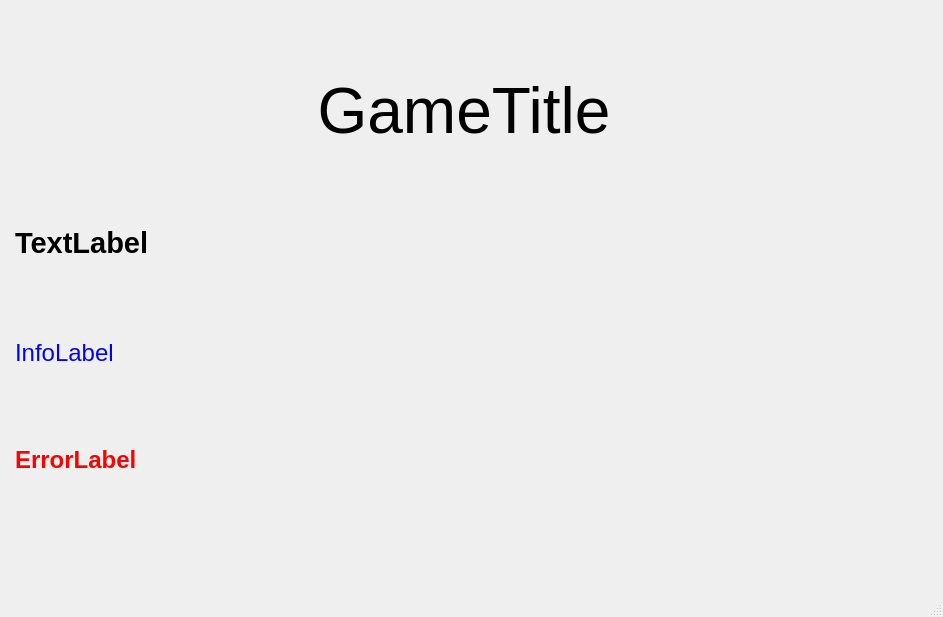
Old version of the form src/views/gui/windows/game/GameWindow.ui in the repository Livl-Corporation/livl-board-games.
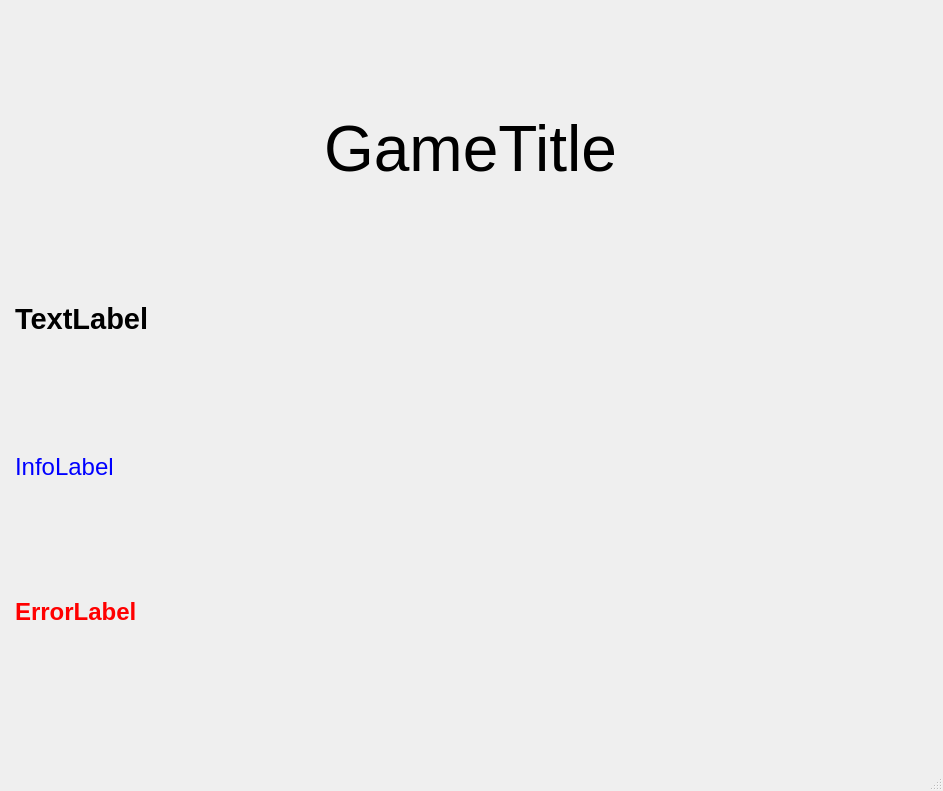
New version of the form.

Diff of the .ui file:
```diff
--- a/src/views/gui/windows/game/GameWindow.ui
+++ b/src/views/gui/windows/game/GameWindow.ui
@@ -7,7 +7,7 @@
     <x>0</x>
     <y>0</y>
     <width>943</width>
-    <height>617</height>
+    <height>791</height>
    </rect>
   </property>
   <property name="windowTitle">
@@ -22,8 +22,8 @@
      <rect>
       <x>0</x>
       <y>0</y>
-      <width>928</width>
-      <height>551</height>
+      <width>941</width>
+      <height>741</height>
      </rect>
     </property>
     <layout class="QVBoxLayout" name="verticalLayout" stretch="0,0,0,0,0">
```
